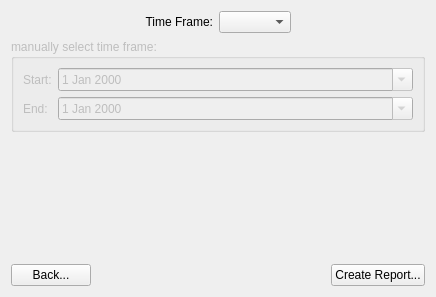
KDAB/Charm, file Charm/Reports/ActivityReportConfigurationPage.ui: the form before one commit.
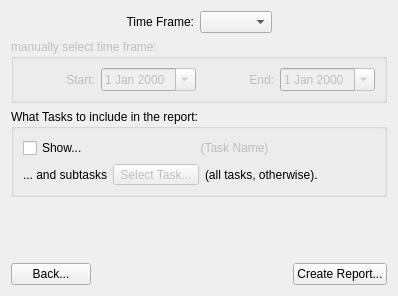
The form after the commit.

```diff
--- a/Charm/Reports/ActivityReportConfigurationPage.ui
+++ b/Charm/Reports/ActivityReportConfigurationPage.ui
@@ -5,8 +5,8 @@
    <rect>
     <x>0</x>
     <y>0</y>
-    <width>436</width>
-    <height>297</height>
+    <width>398</width>
+    <height>296</height>
    </rect>
   </property>
   <property name="windowTitle" >
@@ -64,8 +64,8 @@
      <property name="title" >
       <string>manually select time frame:</string>
      </property>
-     <layout class="QFormLayout" name="formLayout" >
-      <item row="0" column="0" >
+     <layout class="QHBoxLayout" name="horizontalLayout" >
+      <item>
        <widget class="QLabel" name="label_2" >
         <property name="toolTip" >
          <string>(events that start at or after...)</string>
@@ -73,16 +73,19 @@
         <property name="text" >
          <string>Start:</string>
         </property>
+        <property name="alignment" >
+         <set>Qt::AlignRight|Qt::AlignTrailing|Qt::AlignVCenter</set>
+        </property>
        </widget>
       </item>
-      <item row="0" column="1" >
+      <item>
        <widget class="QDateEdit" name="dateEditStart" >
         <property name="calendarPopup" >
          <bool>true</bool>
         </property>
        </widget>
       </item>
-      <item row="1" column="0" >
+      <item>
        <widget class="QLabel" name="label_3" >
         <property name="toolTip" >
          <string>(events that start before...)</string>
@@ -90,9 +93,12 @@
         <property name="text" >
          <string>End:</string>
         </property>
+        <property name="alignment" >
+         <set>Qt::AlignRight|Qt::AlignTrailing|Qt::AlignVCenter</set>
+        </property>
        </widget>
       </item>
-      <item row="1" column="1" >
+      <item>
        <widget class="QDateEdit" name="dateEditEnd" >
         <property name="calendarPopup" >
          <bool>true</bool>
@@ -104,7 +110,86 @@
      <zorder>dateEditEnd</zorder>
      <zorder>dateEditStart</zorder>
      <zorder>label_3</zorder>
-     <zorder></zorder>
+    </widget>
+   </item>
+   <item>
+    <widget class="QGroupBox" name="groupBox_2" >
+     <property name="title" >
+      <string>What Tasks to include in the report:</string>
+     </property>
+     <layout class="QVBoxLayout" name="_2" >
+      <item>
+       <layout class="QHBoxLayout" name="_3" >
+        <item>
+         <widget class="QCheckBox" name="checkBoxSubTasksOnly" >
+          <property name="text" >
+           <string>Show...</string>
+          </property>
+         </widget>
+        </item>
+        <item>
+         <widget class="QLabel" name="labelTaskName" >
+          <property name="enabled" >
+           <bool>false</bool>
+          </property>
+          <property name="sizePolicy" >
+           <sizepolicy vsizetype="Preferred" hsizetype="MinimumExpanding" >
+            <horstretch>0</horstretch>
+            <verstretch>0</verstretch>
+           </sizepolicy>
+          </property>
+          <property name="text" >
+           <string>(Task Name)</string>
+          </property>
+          <property name="alignment" >
+           <set>Qt::AlignCenter</set>
+          </property>
+         </widget>
+        </item>
+       </layout>
+      </item>
+      <item>
+       <layout class="QHBoxLayout" name="_4" >
+        <item>
+         <widget class="QLabel" name="label_5" >
+          <property name="text" >
+           <string>... and subtasks</string>
+          </property>
+         </widget>
+        </item>
+        <item>
+         <widget class="QToolButton" name="toolButtonSelectTask" >
+          <property name="enabled" >
+           <bool>false</bool>
+          </property>
+          <property name="text" >
+           <string>Select Task...</string>
+          </property>
+         </widget>
+        </item>
+        <item>
+         <widget class="QLabel" name="label_4" >
+          <property name="text" >
+           <string>(all tasks, otherwise).</string>
+          </property>
+         </widget>
+        </item>
+        <item>
+         <spacer>
+          <property name="orientation" >
+           <enum>Qt::Horizontal</enum>
+          </property>
+          <property name="sizeHint" stdset="0" >
+           <size>
+            <width>40</width>
+            <height>20</height>
+           </size>
+          </property>
+         </spacer>
+        </item>
+       </layout>
+      </item>
+     </layout>
     </widget>
    </item>
    <item>
```
Left out of the diff: 35 changed lines with no effect on the pictures.
